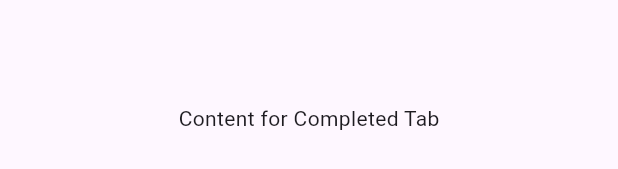
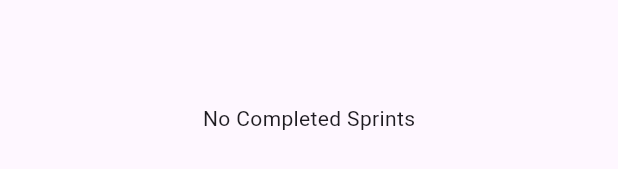
Before and after one commit to Coding-faizan/jira_clone, a Flutter app: the HomeTab widget shown alone on an empty page, opened directly, tab 2 chosen, on a phone screen of 412 x 824 dp. Shown: the part 536-705 px from the top of the screen. Run offline on Flutter 3.47's test engine with Material 3 defaults, Android fonts, the phone set to English and light mode, and no system bars; our stand-ins replace flutter_riverpod, go_router, sqflite; accounts and stored records are empty.

Commit message:
sprint completion

```diff
--- /dev/null
+++ b/lib/src/features/sprint/presentation/completed_sprint_tab.dart
@@ -0,0 +1,29 @@
+import 'package:flutter/material.dart';
+import 'package:flutter_riverpod/flutter_riverpod.dart';
+import 'package:jira_clone/src/extensions.dart';
+import 'package:jira_clone/src/features/sprint/presentation/providers/get_sprints.dart';
+
+class CompletedSprintTab extends ConsumerWidget {
+  const CompletedSprintTab({super.key});
+
+  @override
+  Widget build(BuildContext context, WidgetRef ref) {
+    final completedSprints = ref.watch(completedSprintsProvider);
+    return Scaffold(
+      body: completedSprints.isEmpty
+          ? Center(child: Text('No Completed Sprints'))
+          : ListView.builder(
+              itemCount: completedSprints.length,
+              itemBuilder: (context, index) {
+                final sprint = completedSprints[index];
+                return ListTile(
+                  title: Text(sprint.title),
+                  subtitle: Text(
+                    'From ${sprint.startDate.toFormattedString()} to ${sprint.endDate.toFormattedString()}',
+                  ),
+                );
+              },
+            ),
+    );
+  }
+}
--- a/lib/src/features/sprint/presentation/home_tab.dart
+++ b/lib/src/features/sprint/presentation/home_tab.dart
@@ -1,6 +1,7 @@
 import 'package:flutter/material.dart';
 import 'package:flutter_riverpod/flutter_riverpod.dart';
 import 'package:jira_clone/src/features/sprint/presentation/active_sprints_tab.dart';
+import 'package:jira_clone/src/features/sprint/presentation/completed_sprint_tab.dart';
 import 'package:jira_clone/src/features/sprint/presentation/providers/get_sprints.dart';
 
 class HomeTab extends ConsumerWidget {
@@ -23,10 +24,7 @@ class HomeTab extends ConsumerWidget {
               ),
               Expanded(
                 child: TabBarView(
-                  children: [
-                    ActiveSprintsTab(),
-                    Center(child: Text('Content for Completed Tab')),
-                  ],
+                  children: [ActiveSprintsTab(), CompletedSprintTab()],
                 ),
               ),
             ],
--- a/lib/src/features/sprint/presentation/sprint_detail_dialog.dart
+++ b/lib/src/features/sprint/presentation/sprint_detail_dialog.dart
@@ -98,7 +98,7 @@ class _SprintDetailDialogState extends ConsumerState<SprintDetailDialog> {
               Sprint sprint;
               if (isNewSprint) {
                 sprint = Sprint(
-                  title: 'title',
+                  title: title,
                   isActive: true,
                   startDate: startDate,
                   endDate: endDate,
```
